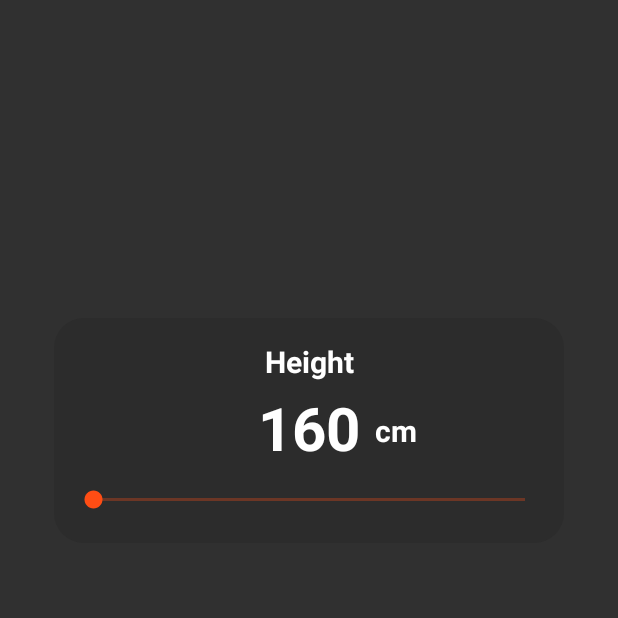
After one commit to StefanoOr/PalestratiProgettoIum, an Android app: the ModificaProfilo screen opened directly, with no data from a screen before it, on a phone screen of 412 x 824 dp, the top half of it. The commit adds this screen. Run offline under Robolectric (Android 15) with nearby library versions, the phone set to English and light mode, and no system bars; Roboto replaces fonts that are not available here.

Commit message:
Card altezza
sperimentato un po e bozza di un idea di card per le info profilo

```diff
--- a/app/src/main/AndroidManifest.xml
+++ b/app/src/main/AndroidManifest.xml
@@ -9,7 +9,10 @@
         android:roundIcon="@mipmap/ic_launcher_round"
         android:supportsRtl="true"
         android:theme="@style/Theme.AppCompat.NoActionBar">
-        <activity android:name=".Esercizi"></activity>
+        <activity
+            android:name=".ModificaProfilo"
+            android:exported="false" />
+        <activity android:name=".Esercizi" />
         <activity
             android:name=".Profilo"
             android:exported="false" />
--- /dev/null
+++ b/app/src/main/java/com/example/palestratiium/ModificaProfilo.java
@@ -0,0 +1,14 @@
+package com.example.palestratiium;
+
+import androidx.appcompat.app.AppCompatActivity;
+
+import android.os.Bundle;
+
+public class ModificaProfilo extends AppCompatActivity {
+
+    @Override
+    protected void onCreate(Bundle savedInstanceState) {
+        super.onCreate(savedInstanceState);
+        setContentView(R.layout.activity_modifica_profilo);
+    }
+}
--- /dev/null
+++ b/app/src/main/res/drawable/card_background_edit_profile.xml
@@ -0,0 +1,13 @@
+<?xml version="1.0" encoding="utf-8"?>
+<shape xmlns:android="http://schemas.android.com/apk/res/android"
+    android:shape="rectangle">
+
+    <solid android:color="@color/card_background">
+
+    </solid>
+
+    <corners android:radius="20dp">
+
+    </corners>
+
+</shape>
--- a/app/src/main/res/layout/activity_login.xml
+++ b/app/src/main/res/layout/activity_login.xml
@@ -56,7 +56,7 @@
             android:id="@+id/imageView6"
             android:layout_width="30dp"
             android:layout_height="30dp"
-            android:layout_marginTop="8dp"
+            android:layout_marginTop="16dp"
             android:src="@drawable/ic_baseline_person_24"
             app:layout_constraintEnd_toStartOf="@+id/input_login_username"
             app:layout_constraintHorizontal_bias="1.0"
--- /dev/null
+++ b/app/src/main/res/layout/activity_modifica_profilo.xml
@@ -0,0 +1,94 @@
+<?xml version="1.0" encoding="utf-8"?>
+<RelativeLayout xmlns:android="http://schemas.android.com/apk/res/android"
+    xmlns:app="http://schemas.android.com/apk/res-auto"
+    xmlns:tools="http://schemas.android.com/tools"
+    android:layout_width="match_parent"
+    android:layout_height="match_parent"
+    tools:context=".ModificaProfilo">
+
+    <RelativeLayout
+        android:layout_width="match_parent"
+        android:layout_height="wrap_content"
+        android:layout_centerVertical="true"
+        android:id="@+id/centerhorizontaline">
+
+    </RelativeLayout>
+
+    <RelativeLayout
+        android:layout_width="wrap_content"
+        android:layout_height="match_parent"
+        android:layout_centerHorizontal="true"
+        android:id="@+id/centerverticaline">
+
+    </RelativeLayout>
+
+    <RelativeLayout
+        android:layout_width="340dp"
+        android:layout_height="150dp"
+        android:layout_above="@id/centerhorizontaline"
+        android:layout_marginBottom="50dp"
+        android:layout_marginLeft="25dp"
+        android:layout_marginRight="25dp"
+        android:layout_centerHorizontal="true"
+        android:background="@drawable/card_background_edit_profile"
+        android:id="@+id/altezza_layout">
+
+        <TextView
+            android:layout_width="match_parent"
+            android:layout_height="wrap_content"
+            android:textAlignment="center"
+            android:text="Height"
+            android:textSize="20dp"
+            android:textColor="@color/white"
+            android:textStyle="bold"
+            android:layout_marginTop="15dp">
+
+        </TextView>
+
+        <TextView
+            android:layout_width="wrap_content"
+            android:layout_height="wrap_content"
+            android:text="160"
+            android:layout_marginBottom="50dp"
+            android:textSize="40dp"
+            android:textColor="@color/white"
+            android:textStyle="bold"
+            android:layout_alignParentBottom="true"
+            android:layout_centerInParent="true"
+            android:id="@+id/current_height">
+
+        </TextView>
+
+        <TextView
+            android:layout_width="wrap_content"
+            android:layout_height="wrap_content"
+            android:text="cm"
+            android:layout_marginBottom="50dp"
+            android:textSize="20dp"
+            android:textColor="@color/white"
+            android:textStyle="bold"
+            android:layout_toEndOf="@id/current_height"
+            android:layout_marginStart="10dp"
+            android:layout_centerInParent="true"
+            android:id="@+id/misura_height">
+
+        </TextView>
+
+        <SeekBar
+            android:layout_width="match_parent"
+            android:layout_height="wrap_content"
+            android:layout_alignParentBottom="true"
+            android:layout_marginBottom="20dp"
+            android:layout_marginLeft="10dp"
+            android:layout_marginRight="10dp"
+            android:progressTint="@color/barra_separatoria_secondaria"
+            android:thumbTint="@color/barra_separatoria_principale"
+            android:progressBackgroundTint="@color/barra_separatoria_principale"
+            android:id="@+id/seekbar_height">
+
+        </SeekBar>
+
+
+    </RelativeLayout>
+
+</RelativeLayout>
--- a/app/src/main/res/values/colors.xml
+++ b/app/src/main/res/values/colors.xml
@@ -11,6 +11,6 @@
     <color name="black">#000000</color>
     <color name="barra_separatoria_principale">#FF4D14</color>
     <color name="barra_separatoria_secondaria">#FF6433</color>
-    <color name="card_background">#000000</color>
+    <color name="card_background">#2c2c2c</color>
     <color name="card_text">#FF6433</color>
 </resources>
```
